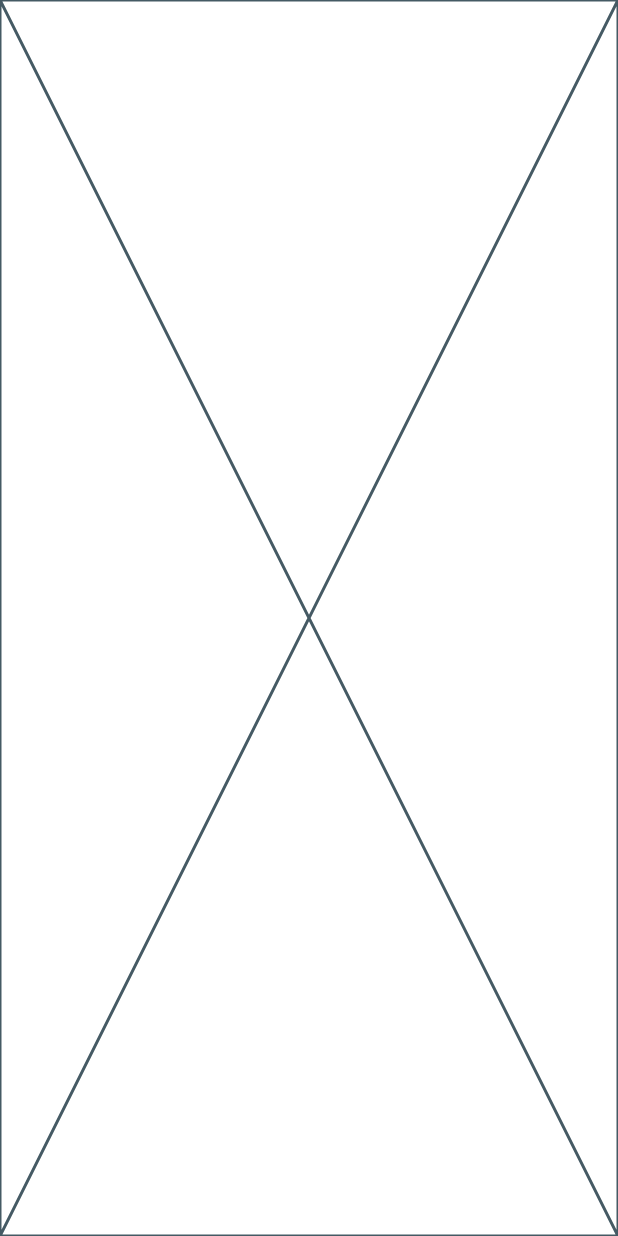
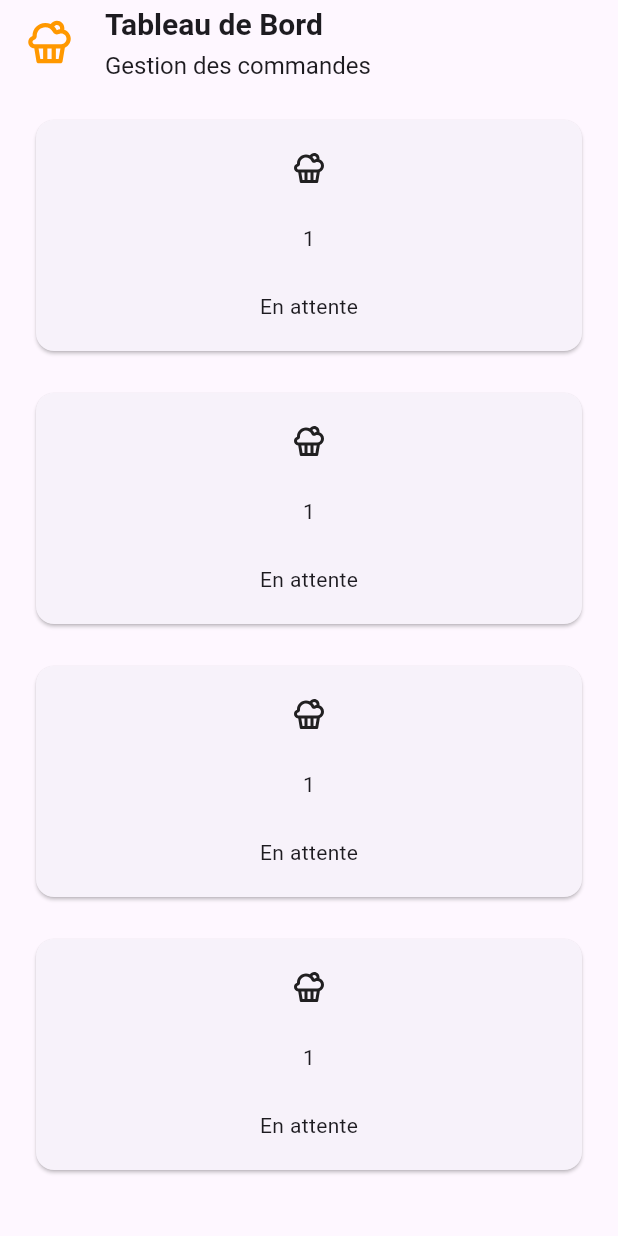
Before and after one commit to Ananijosue19/resto_qr, a Flutter app: the screen it shows after launch, after a tap on "Se connecter", on a phone screen of 412 x 824 dp. Run offline on Flutter 3.47's test engine with Material 3 defaults, Android fonts, the phone set to English and light mode, and no system bars; our stand-ins replace buttons_tabbar, remixicon.

Commit message:
Tableau de bord Admin static avec Card et creation de widget ContainerIconTextText

```diff
--- a/lib/presentation/screens/admin/page_admin.dart
+++ b/lib/presentation/screens/admin/page_admin.dart
@@ -1,10 +1,71 @@
 import 'package:flutter/material.dart';
+import 'package:remixicon/remixicon.dart';
+
+import '../../widgets/ContainerIconTextText.dart';
 
 class PageAdmin extends StatelessWidget {
   const PageAdmin({super.key});
 
   @override
   Widget build(BuildContext context) {
-    return const Placeholder();
+    return Scaffold(
+      appBar: AppBar(
+        automaticallyImplyLeading: false,
+        title: Container(
+          child: Row(
+            spacing: 20,
+            children: [
+              Icon(Remix.cake_3_line, color: Colors.orange, size: 34),
+              Column(
+                crossAxisAlignment: CrossAxisAlignment.start,
+                spacing: 5,
+                children: [
+                  Text(
+                    'Tableau de Bord',
+                    style: TextStyle(fontSize: 20, fontWeight: FontWeight.bold),
+                  ),
+                  Text('Gestion des commandes', style: TextStyle(fontSize: 16)),
+                ],
+              ),
+            ],
+          ),
+        ),
+      ),
+      body: SafeArea(
+        child: Padding(
+          padding: const EdgeInsets.all(20),
+          child: Column(
+            children: [
+              Wrap(
+                spacing: 20,
+                runSpacing: 20,
+                children: [
+                  ContainerIconTextText(
+                    icon: Remix.cake_3_line,
+                    text: '1',
+                    subText: 'En attente',
+                  ),
+                  ContainerIconTextText(
+                    icon: Remix.cake_3_line,
+                    text: '1',
+                    subText: 'En attente',
+                  ),
+                  ContainerIconTextText(
+                    icon: Remix.cake_3_line,
+                    text: '1',
+                    subText: 'En attente',
+                  ),
+                  ContainerIconTextText(
+                    icon: Remix.cake_3_line,
+                    text: '1',
+                    subText: 'En attente',
+                  ),
+                ],
+              ),
+            ],
+          ),
+        ),
+      ),
+    );
   }
 }
--- /dev/null
+++ b/lib/presentation/widgets/ContainerIconTextText.dart
@@ -0,0 +1,31 @@
+import 'package:flutter/material.dart';
+import 'package:remixicon/remixicon.dart';
+
+class ContainerIconTextText extends StatelessWidget {
+  final IconData icon;
+  final String text;
+  final String subText;
+
+  const ContainerIconTextText({
+    super.key,
+    required this.icon,
+    required this.text,
+    required this.subText,
+  });
+
+  @override
+  Widget build(BuildContext context) {
+    return Container(
+      width: double.infinity,
+      child: Card(
+        child: Padding(
+          padding: const EdgeInsets.symmetric(vertical: 20.0),
+          child: Column(
+            spacing: 25,
+            children: [Icon(icon), Text(text), Text(subText)],
+          ),
+        ),
+      ),
+    );
+  }
+}
```
